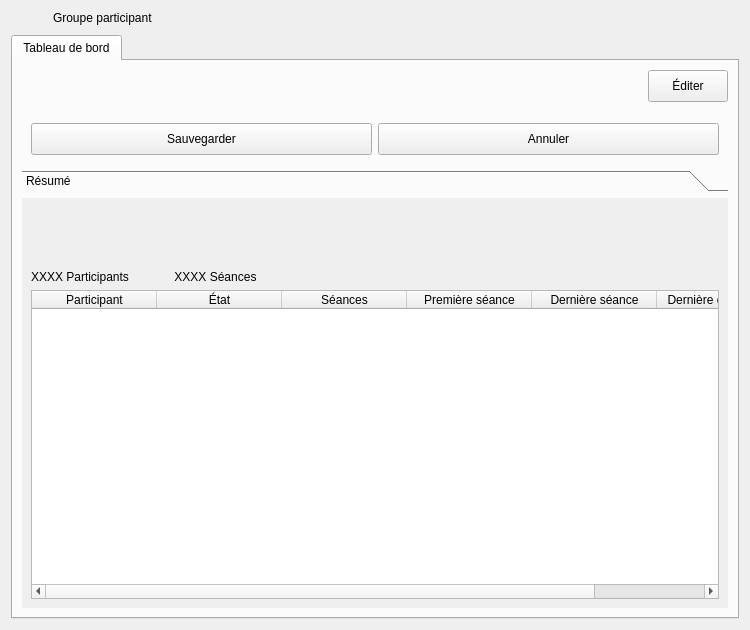
The window that client/src/editors/GroupWidget.ui (introlab/openteraplus) describes before a commit, drawn with Qt 5.
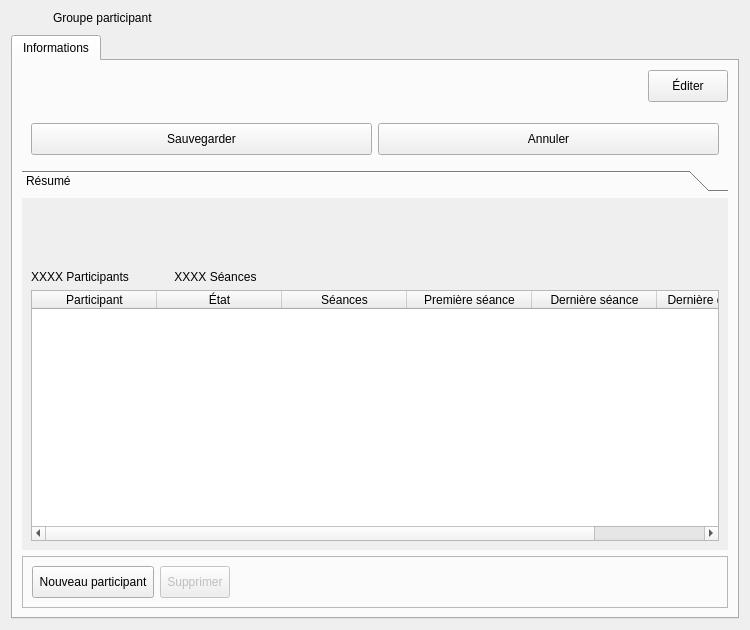
The same window after the commit. Icons and pictures are not drawn. Custom widgets are drawn as their Qt base class.

Diff of the .ui file:
```diff
--- a/client/src/editors/GroupWidget.ui
+++ b/client/src/editors/GroupWidget.ui
@@ -168,13 +168,19 @@
      <property name="currentIndex">
       <number>0</number>
      </property>
+     <property name="iconSize">
+      <size>
+       <width>20</width>
+       <height>20</height>
+      </size>
+     </property>
      <widget class="QWidget" name="tabDashboard">
       <attribute name="icon">
        <iconset resource="../../resources/TeraClient.qrc">
         <normaloff>:/icons/dashboard.png</normaloff>:/icons/dashboard.png</iconset>
       </attribute>
       <attribute name="title">
-       <string>Tableau de bord</string>
+       <string>Informations</string>
       </attribute>
       <layout class="QVBoxLayout" name="verticalLayout_2">
        <item>
@@ -299,7 +305,7 @@
             <x>0</x>
             <y>0</y>
             <width>710</width>
-            <height>376</height>
+            <height>316</height>
            </rect>
           </property>
           <attribute name="label">
@@ -467,41 +473,26 @@
               <property name="text">
                <string>État</string>
               </property>
-              <property name="textAlignment">
-               <set>AlignCenter</set>
-              </property>
              </column>
              <column>
               <property name="text">
                <string>Séances</string>
               </property>
-              <property name="textAlignment">
-               <set>AlignCenter</set>
-              </property>
              </column>
              <column>
               <property name="text">
                <string>Première séance</string>
               </property>
-              <property name="textAlignment">
-               <set>AlignCenter</set>
-              </property>
              </column>
              <column>
               <property name="text">
                <string>Dernière séance</string>
               </property>
-              <property name="textAlignment">
-               <set>AlignCenter</set>
-              </property>
              </column>
              <column>
               <property name="text">
                <string>Dernière connexion</string>
               </property>
-              <property name="textAlignment">
-               <set>AlignCenter</set>
-              </property>
              </column>
             </widget>
            </item>
@@ -509,6 +500,98 @@
          </widget>
         </widget>
        </item>
+       <item>
+        <widget class="QFrame" name="frameActions">
+         <property name="frameShape">
+          <enum>QFrame::StyledPanel</enum>
+         </property>
+         <property name="frameShadow">
+          <enum>QFrame::Raised</enum>
+         </property>
+         <layout class="QHBoxLayout" name="horizontalLayout_4">
+          <item>
+           <widget class="QToolButton" name="btnNewParticipant">
+            <property name="sizePolicy">
+             <sizepolicy hsizetype="Fixed" vsizetype="Preferred">
+              <horstretch>0</horstretch>
+              <verstretch>0</verstretch>
+             </sizepolicy>
+            </property>
+            <property name="minimumSize">
+             <size>
+              <width>0</width>
+              <height>32</height>
+             </size>
+            </property>
+            <property name="cursor">
+             <cursorShape>PointingHandCursor</cursorShape>
+            </property>
+            <property name="text">
+             <string>Nouveau participant</string>
+            </property>
+            <property name="icon">
+             <iconset resource="../../resources/TeraClient.qrc">
+              <normaloff>:/icons/patient_new.png</normaloff>:/icons/patient_new.png</iconset>
+            </property>
+            <property name="iconSize">
+             <size>
+              <width>24</width>
+              <height>24</height>
+             </size>
+            </property>
+            <property name="toolButtonStyle">
+             <enum>Qt::ToolButtonTextBesideIcon</enum>
+            </property>
+           </widget>
+          </item>
+          <item>
+           <widget class="QToolButton" name="btnDelete">
+            <property name="enabled">
+             <bool>false</bool>
+            </property>
+            <property name="minimumSize">
+             <size>
+              <width>0</width>
+              <height>32</height>
+             </size>
+            </property>
+            <property name="cursor">
+             <cursorShape>PointingHandCursor</cursorShape>
+            </property>
+            <property name="text">
+             <string>Supprimer</string>
+            </property>
+            <property name="icon">
+             <iconset resource="../../resources/TeraClient.qrc">
+              <normaloff>:/icons/delete_old.png</normaloff>:/icons/delete_old.png</iconset>
+            </property>
+            <property name="iconSize">
+             <size>
+              <width>24</width>
+              <height>24</height>
+             </size>
+            </property>
+            <property name="toolButtonStyle">
+             <enum>Qt::ToolButtonTextBesideIcon</enum>
+            </property>
+           </widget>
+          </item>
+          <item>
+           <spacer name="horizontalSpacer_4">
+            <property name="orientation">
+             <enum>Qt::Horizontal</enum>
+            </property>
+            <property name="sizeHint" stdset="0">
+             <size>
+              <width>428</width>
+              <height>20</height>
+             </size>
+            </property>
+           </spacer>
+          </item>
+         </layout>
+        </widget>
+       </item>
       </layout>
      </widget>
     </widget>
```
Left out of the diff: 6 changed lines with no effect on the pictures.
